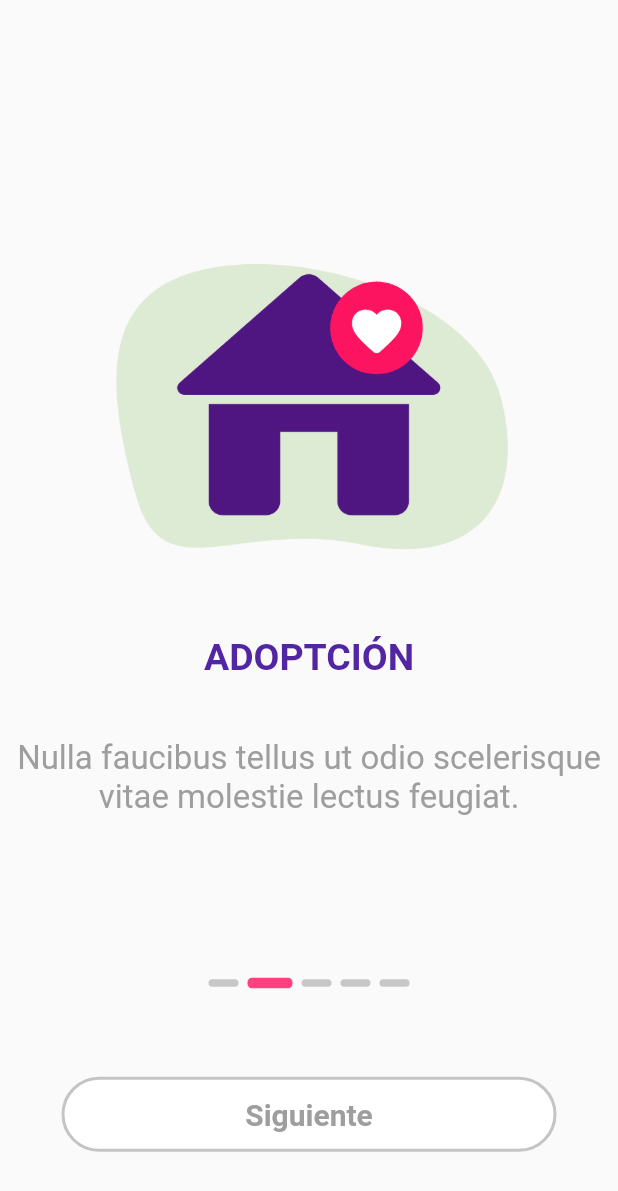
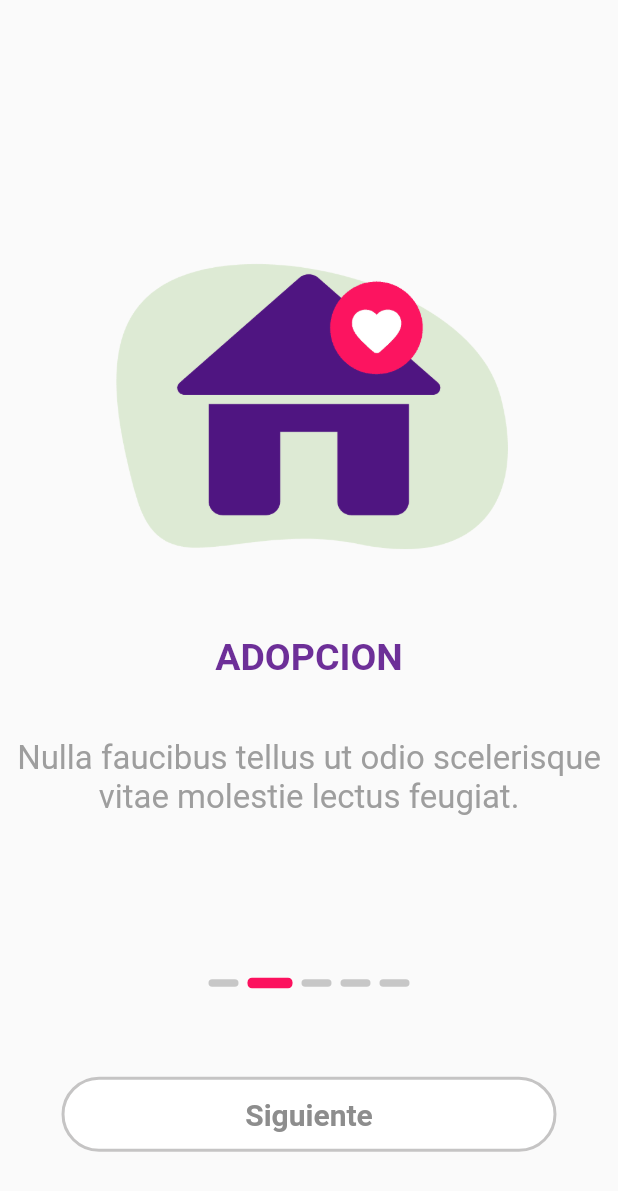
Before and after one commit to 203722/programacion_movil_203722, a Flutter app: the screen it shows after launch, swiped to page 2, on a phone screen of 412 x 824 dp. Shown: the top 1191 px of the screen. Run offline on Flutter 3.47's test engine with Material 2 defaults, Android fonts, the phone set to English and light mode, and no system bars.

Commit message:
onboardding_203722

```diff
--- a/onboardding_203722/lib/screens/components/on_boarding.dart
+++ b/onboardding_203722/lib/screens/components/on_boarding.dart
@@ -18,21 +18,18 @@ class _OnBoardingState extends State<OnBoarding> {
       "image": "assets/images/B1.png"
     },
     {
-      "tittle": "ADOPTCIÓN",
-      "text":
-          "Nulla faucibus tellus ut odio scelerisque vitae molestie lectus feugiat.",
+      "tittle": "ADOPCION",
+      "text": "Nulla faucibus tellus ut odio scelerisque vitae molestie lectus feugiat.",
       "image": "assets/images/B2.png"
     },
     {
       "tittle": "HOSPITALIDAD",
-      "text":
-          "Nulla faucibus tellus ut odio scelerisque vitae molestie lectus feugiat.",
+      "text": "Nulla faucibus tellus ut odio scelerisque vitae molestie lectus feugiat.",
       "image": "assets/images/B3.png"
     },
     {
       "tittle": "VETERINARIA",
-      "text":
-          "Nulla faucibus tellus ut odio scelerisque vitae molestie lectus feugiat.",
+      "text": "Nulla faucibus tellus ut odio scelerisque vitae molestie lectus feugiat.",
       "image": "assets/images/B4.png"
     },
     {
@@ -74,7 +71,7 @@ class _OnBoardingState extends State<OnBoarding> {
             flex: 1,
             child: Row(
               mainAxisAlignment: MainAxisAlignment.center,
-              children: [buttomBoarding(50, 330, "Botton")],
+              children: [buttomBoarding(50, 330, "Boton")],
             )),
       ],
     ));
@@ -86,11 +83,12 @@ class _OnBoardingState extends State<OnBoarding> {
             borderRadius: BorderRadius.circular(40.0),
             side: BorderSide(
                 color: currentPage == 4
-                    ? Colors.green
+                    ? Color.fromARGB(255, 117, 167, 87)
                     : Color.fromARGB(255, 197, 196, 196),
                 width: 2)),
         minimumSize: Size(width, height),
-        backgroundColor: currentPage == 4 ? Colors.green : Colors.white,
+        backgroundColor:
+            currentPage == 4 ? Color.fromARGB(255, 117, 167, 87) : Colors.white,
         padding: const EdgeInsets.all(0));
     return Padding(
       padding: const EdgeInsets.only(top: 50, bottom: 50),
@@ -100,7 +98,7 @@ class _OnBoardingState extends State<OnBoarding> {
         child: Text(currentPage == 4 ? "Continuar" : "Siguiente",
             style: TextStyle(
               fontSize: 20,
-              color: currentPage == 4 ? Colors.white : Colors.grey,
+              color: currentPage == 4 ? Colors.white : Color.fromARGB(255, 141, 141, 141),
               fontWeight: FontWeight.bold,
             )),
       ),
@@ -124,7 +122,7 @@ AnimatedContainer Pages({required int index, required int currentPage}) {
     width: currentPage == index ? 30 : 20,
     decoration: BoxDecoration(
         color: currentPage == index
-            ? Colors.pinkAccent
+            ? Color.fromARGB(255, 252, 17, 94)
             : Color.fromARGB(255, 199, 199, 199),
         borderRadius: BorderRadius.circular(3)),
   );
--- a/onboardding_203722/lib/screens/components/on_boarding_slide.dart
+++ b/onboardding_203722/lib/screens/components/on_boarding_slide.dart
@@ -26,7 +26,7 @@ class ContentBoarding extends StatelessWidget {
             Text(
               tittle,
               style: const TextStyle(
-                color: Color.fromARGB(255, 83, 37, 162),
+                color: Color.fromARGB(255, 109, 47, 152),
                 fontSize: 25,
                 fontWeight: FontWeight.bold,
                 fontFamily: 'Roboto',
```
